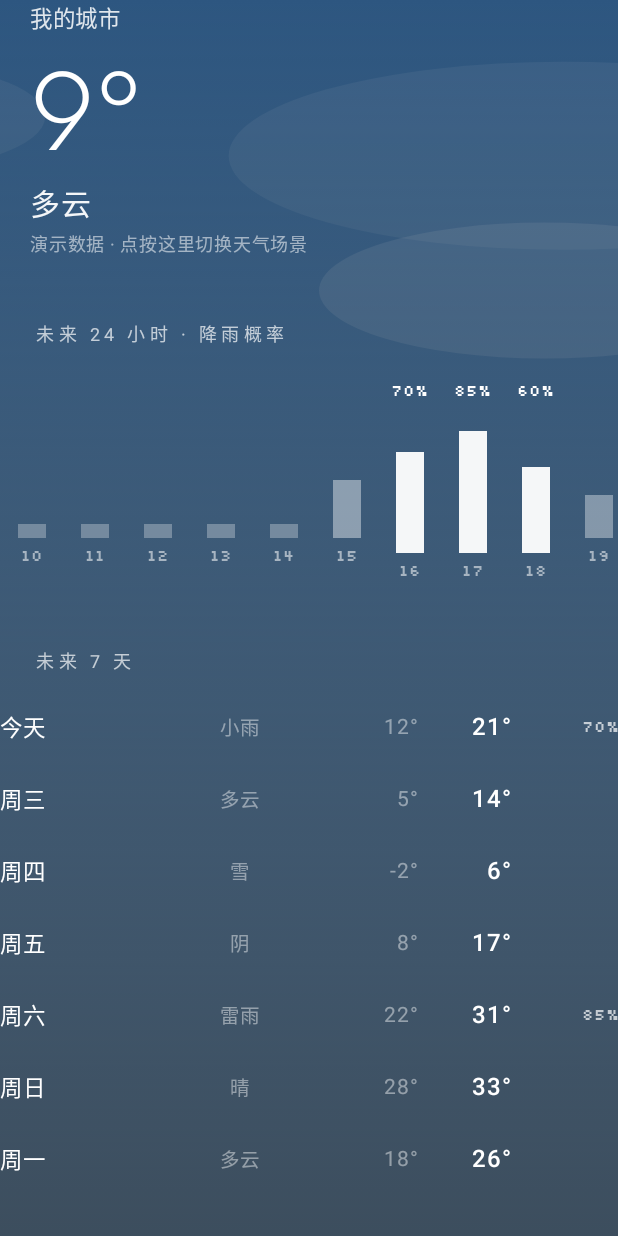
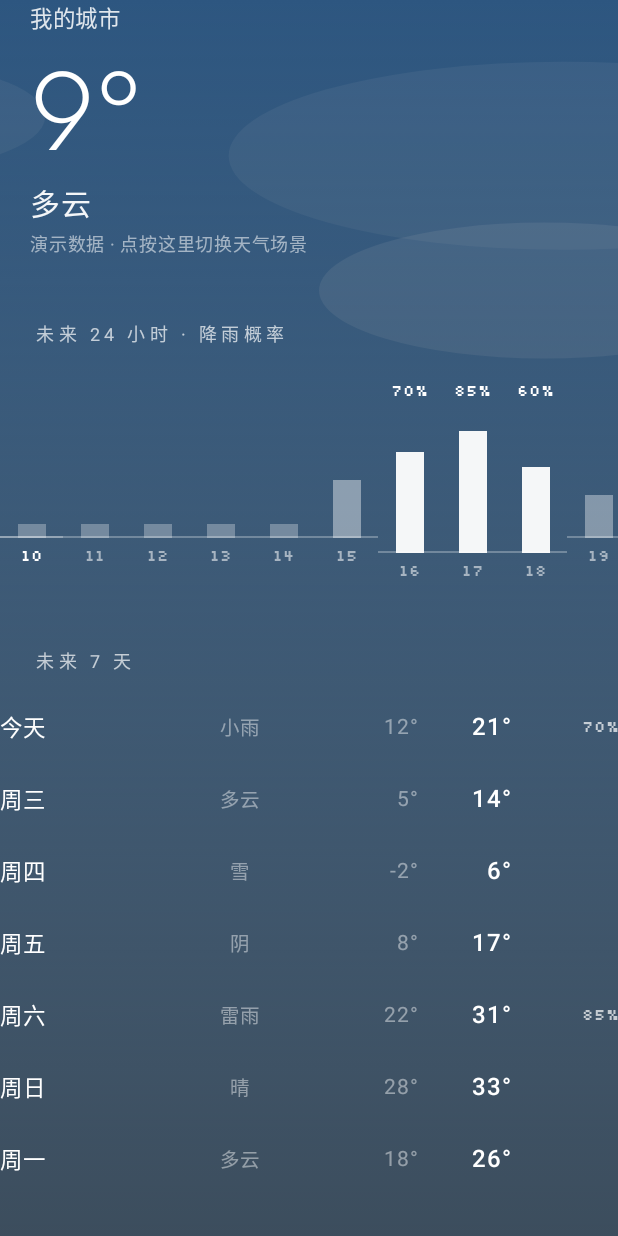
Before and after one commit to tetracy/Vibe-weather, an Android app built with Jetpack Compose: the screen it shows after launch (MainActivity), on a phone screen of 412 x 824 dp. Run offline under Robolectric (Android 15) with nearby library versions, the phone set to English and light mode, and no system bars.

Commit message:
feat: rain strip baseline + now anchor, proper nav bar insets

```diff
--- a/app/src/main/java/com/vibe/weather/ui/home/HomeScreen.kt
+++ b/app/src/main/java/com/vibe/weather/ui/home/HomeScreen.kt
@@ -9,6 +9,7 @@ import androidx.compose.foundation.layout.Spacer
 import androidx.compose.foundation.layout.fillMaxSize
 import androidx.compose.foundation.layout.fillMaxWidth
 import androidx.compose.foundation.layout.height
+import androidx.compose.foundation.layout.navigationBarsPadding
 import androidx.compose.foundation.layout.padding
 import androidx.compose.foundation.layout.statusBarsPadding
 import androidx.compose.foundation.rememberScrollState
@@ -98,7 +99,8 @@ private fun ReadyView(forecast: Forecast, onHeaderTap: () -> Unit) {
                     )
                 )
                 .statusBarsPadding()
-                .padding(bottom = 32.dp),
+                .navigationBarsPadding()
+                .padding(bottom = 24.dp),
         ) {
             Header(forecast, onHeaderTap)
             Spacer(Modifier.height(36.dp))
--- a/app/src/main/java/com/vibe/weather/ui/home/HourlyRainStrip.kt
+++ b/app/src/main/java/com/vibe/weather/ui/home/HourlyRainStrip.kt
@@ -24,6 +24,7 @@ import com.vibe.weather.ui.theme.PixelFont
 /**
  * 定稿视觉的降雨带：纯白系条，高度=概率、不透明度随概率爬升；
  * ≥50% 拉满并标点阵数字（docs/research/design-references.md §5.1）。
+ * 柱底 1dp 基线贯穿整条（列无缝相接自然连成），当前小时列提亮做「现在」锚点。
  */
 @Composable
 fun MonoRainStrip(hours: List<HourForecast>, modifier: Modifier = Modifier) {
@@ -32,14 +33,14 @@ fun MonoRainStrip(hours: List<HourForecast>, modifier: Modifier = Modifier) {
             .fillMaxWidth()
             .horizontalScroll(rememberScrollState()),
     ) {
-        hours.forEach { hour ->
-            MonoHourColumn(hour)
+        hours.forEachIndexed { index, hour ->
+            MonoHourColumn(hour, isNow = index == 0)
         }
     }
 }
 
 @Composable
-private fun MonoHourColumn(hour: HourForecast) {
+private fun MonoHourColumn(hour: HourForecast, isNow: Boolean) {
     Column(
         horizontalAlignment = Alignment.CenterHorizontally,
         modifier = Modifier.width(42.dp),
@@ -60,6 +61,13 @@ private fun MonoHourColumn(hour: HourForecast) {
                 .height(96.dp),
             contentAlignment = Alignment.BottomCenter,
         ) {
+            // 基线：列与列无缝相接，连成一条贯穿的参照线
+            Box(
+                Modifier
+                    .fillMaxWidth()
+                    .height(1.dp)
+                    .background(Color.White.copy(alpha = if (isNow) 0.45f else 0.28f))
+            )
             if (hour.precipProbability > 0) {
                 val alpha =
                     if (hour.precipProbability >= 50) 0.95f
@@ -76,7 +84,7 @@ private fun MonoHourColumn(hour: HourForecast) {
             text = "${hour.time.hour}",
             fontSize = 10.sp,
             fontFamily = PixelFont,
-            color = Color.White.copy(alpha = 0.55f),
+            color = if (isNow) Color.White else Color.White.copy(alpha = 0.55f),
         )
     }
 }
```
